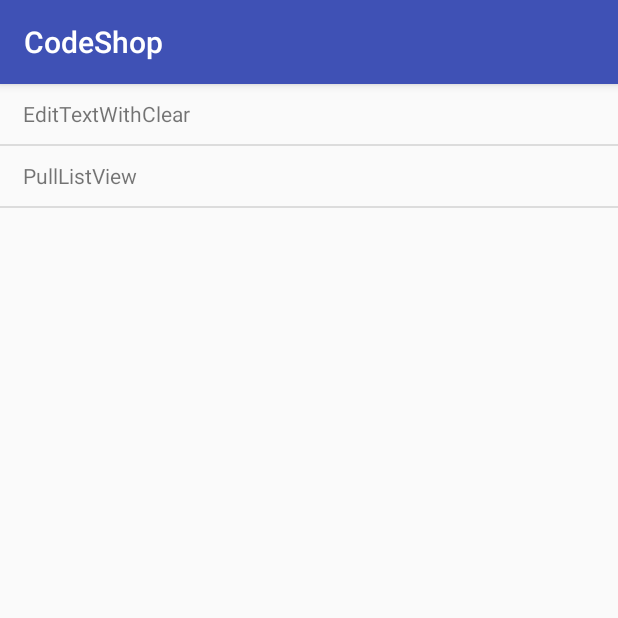
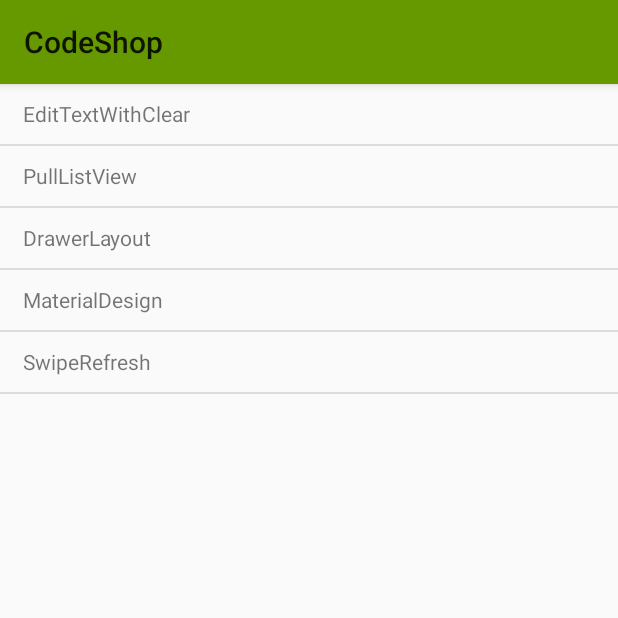
Before and after one commit to binye33333/android, an Android app: the screen it shows after launch (ActivityMain), on a phone screen of 412 x 824 dp, the top half of it. Run offline under Robolectric (Android 15) with nearby library versions, the phone set to English and light mode, and no system bars.

Commit message:
上传SwipeRefreshLayoutDemo

```diff
--- a/app/src/main/java/com/teach/yo/codeshop/ActivityMain.java
+++ b/app/src/main/java/com/teach/yo/codeshop/ActivityMain.java
@@ -19,20 +19,18 @@ import java.util.Arrays;
  */
 public class ActivityMain extends AppCompatActivity {
 
-    private ListView test_main_lv;
-    private String[] activity = {"EditTextWithClear", "PullListView"};
+    private String[] activity = {"EditTextWithClear", "PullListView", "DrawerLayout", "MaterialDesign","SwipeRefresh"};
 
     @Override
     protected void onCreate(Bundle savedInstanceState) {
         super.onCreate(savedInstanceState);
         setContentView(R.layout.test_act_main_layout);
-
         initView();
     }
 
 
     private void initView() {
-        test_main_lv = (ListView) findViewById(R.id.test_main_lv);
+        ListView test_main_lv = (ListView) findViewById(R.id.test_main_lv);
         InnerAdapter innerAdapter = new InnerAdapter(this);
         innerAdapter.setData(Arrays.asList(activity));
         test_main_lv.setAdapter(innerAdapter);
@@ -49,6 +47,16 @@ public class ActivityMain extends AppCompatActivity {
                     break;
                 case 1:
                     intent = new Intent(ActivityMain.this, PullToRefreshListActivity.class);
+                    break;
+                case 2:
+                    intent = new Intent(ActivityMain.this, DrawerLayoutTest.class);
+                    break;
+                case 3:
+                    intent = new Intent(ActivityMain.this, MaterialDesignTest.class);
+                    break;
+
+                case 4:
+                    intent = new Intent(ActivityMain.this, SwapRefreshTest.class);
                     break;
             }
             startActivity(intent);
--- a/app/src/main/res/values/styles.xml
+++ b/app/src/main/res/values/styles.xml
@@ -1,11 +1,11 @@
 <resources>
 
     <!-- Base application theme. -->
-    <style name="AppTheme" parent="Theme.AppCompat.Light.DarkActionBar">
+    <style name="AppTheme" parent="Theme.AppCompat.Light">
         <!-- Customize your theme here. -->
-        <item name="colorPrimary">@color/colorPrimary</item>
-        <item name="colorPrimaryDark">@color/colorPrimaryDark</item>
-        <item name="colorAccent">@color/colorAccent</item>
+        <item name="colorPrimary">@android:color/holo_green_dark</item>
+        <item name="colorPrimaryDark">@android:color/holo_blue_dark</item>
+        <item name="colorAccent">@android:color/holo_orange_dark</item>
     </style>
 
 </resources>
```
Also changed, not shown: app/src/main/AndroidManifest.xml (+12 -0 lines), app/src/main/java/com/teach/yo/codeshop/PullListViewTest.java (deleted, +0 -26 lines), app/src/main/res/values/strings.xml (+8 -0 lines).
